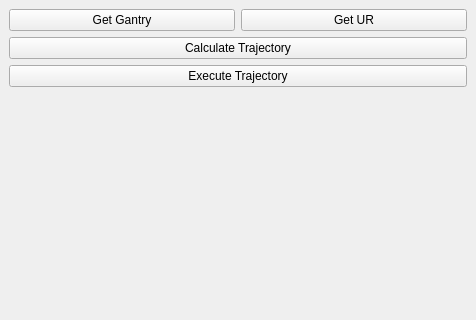
Before: the Qt Designer form pluginUIapp/src/SamplePlugin.ui in Soeren09/EiT, drawn with Qt 5; both pictures show x 0 to 476 and y 0 to 320 of the 476 by 479 pixel window.
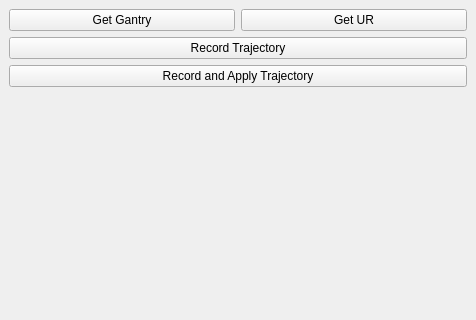
After: the same form once the commit is applied.

The edit to the form file:
```diff
--- a/pluginUIapp/src/SamplePlugin.ui
+++ b/pluginUIapp/src/SamplePlugin.ui
@@ -36,14 +36,14 @@
     <item>
      <widget class="QPushButton" name="_calculateTraj">
       <property name="text">
-       <string>Calculate Trajectory</string>
+       <string>Record Trajectory</string>
       </property>
      </widget>
     </item>
     <item>
      <widget class="QPushButton" name="_executeTraj">
       <property name="text">
-       <string>Execute Trajectory</string>
+       <string>Record and Apply Trajectory</string>
       </property>
      </widget>
     </item>
```
